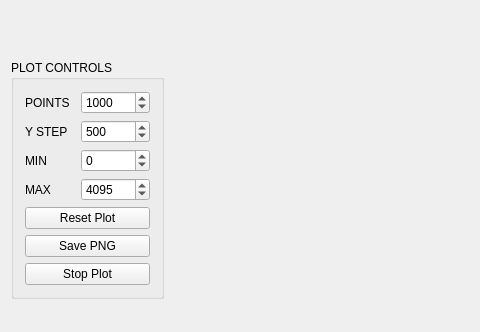
Before: the Qt Designer form mainwindow.ui in CieNTi/serial_port_plotter, drawn with Qt 5; both pictures show x 0 to 480 and y 288 to 620 of the 843 by 620 pixel window.
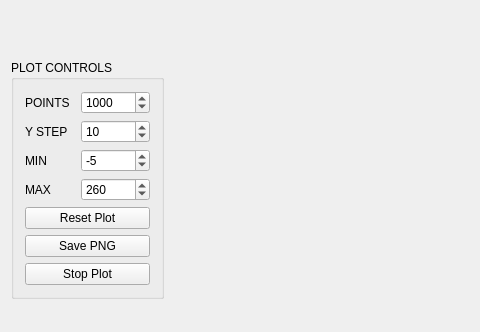
After: the same form once the commit is applied. Icons and pictures are not drawn. Custom widgets are drawn as their Qt base class.

Commit message: UI icon alias and lynny fully integrated

What changed in the file:
```diff
--- a/mainwindow.ui
+++ b/mainwindow.ui
@@ -373,7 +373,7 @@
                 <number>10</number>
                </property>
                <property name="value">
-                <number>500</number>
+                <number>10</number>
                </property>
               </widget>
              </item>
@@ -423,6 +423,9 @@
                <property name="singleStep">
                 <number>10</number>
                </property>
+               <property name="value">
+                <number>-5</number>
+               </property>
               </widget>
              </item>
             </layout>
@@ -472,7 +475,7 @@
                 <number>10</number>
                </property>
                <property name="value">
-                <number>4095</number>
+                <number>260</number>
                </property>
               </widget>
              </item>
```
Left out of the diff: 50 changed lines with no effect on the pictures. The commit also changes 1 other file.
